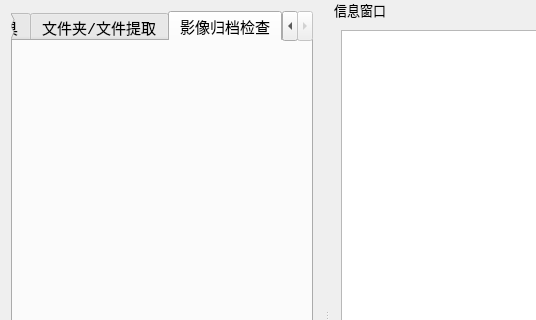
This is ToolCollection/ToolCollection/fileextract.ui in JUBO1992/QtGuiApplication as Qt 5 draws it before an edit; both pictures show x 0 to 536 and y 0 to 320 of the 630 by 638 pixel window. The edited form follows.
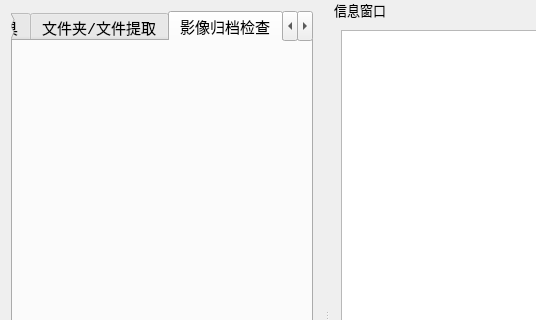
This is the edited form. The open tabs and pages were chosen to show the change. Icons and pictures are not drawn. Custom widgets are drawn as their Qt base class.

The edit to the form file:
```diff
--- a/ToolCollection/ToolCollection/fileextract.ui
+++ b/ToolCollection/ToolCollection/fileextract.ui
@@ -532,6 +532,11 @@
         <string>影像归档检查</string>
        </attribute>
       </widget>
+      <widget class="CompressWnd" name="tab_4">
+       <attribute name="title">
+        <string>压缩工具</string>
+       </attribute>
+      </widget>
      </widget>
     </item>
    </layout>
@@ -575,6 +580,12 @@
    <header location="global">archivecheckwnd.h</header>
    <container>1</container>
   </customwidget>
+  <customwidget>
+   <class>CompressWnd</class>
+   <extends>QWidget</extends>
+   <header location="global">compresswnd.h</header>
+   <container>1</container>
+  </customwidget>
  </customwidgets>
  <resources>
   <include location="fileextract.qrc"/>
```
Left out of the diff: 2 changed lines with no effect on the pictures.
